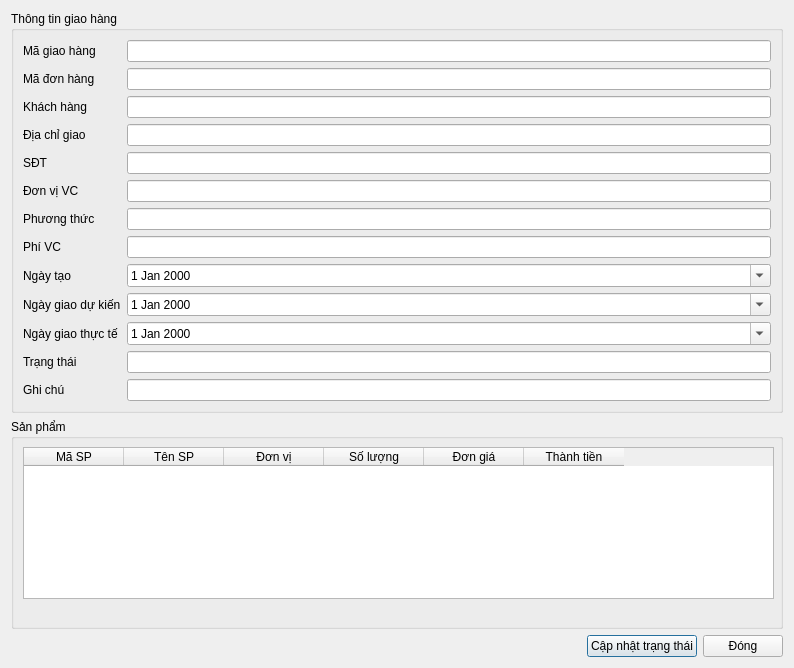
Qt form ui/shipment_detail.ui (thinh-doan/sales-and-warehouse-management-system) before a commit.
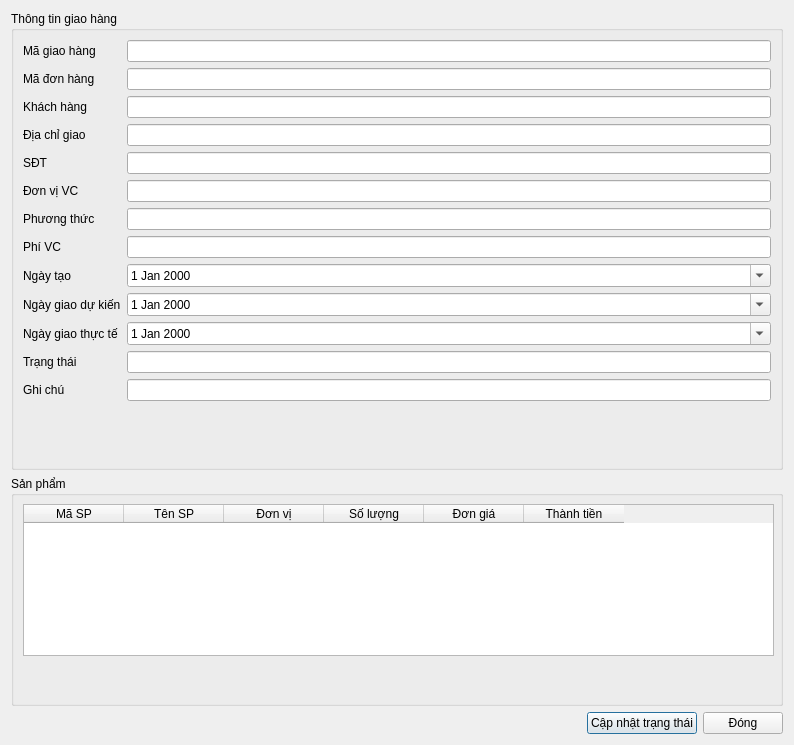
The same form after that commit. Icons and pictures are not drawn.

Patch:
```diff
--- a/ui/shipment_detail.ui
+++ b/ui/shipment_detail.ui
@@ -7,7 +7,7 @@
     <x>0</x>
     <y>0</y>
     <width>794</width>
-    <height>668</height>
+    <height>745</height>
    </rect>
   </property>
   <property name="windowTitle">
@@ -17,7 +17,7 @@
    <iconset>
     <normaloff>../resources/icons/truck-side.png</normaloff>../resources/icons/truck-side.png</iconset>
   </property>
-  <layout class="QVBoxLayout" name="verticalLayout">
+  <layout class="QVBoxLayout" name="verticalLayout" stretch="6,3,1">
    <item>
     <widget class="QGroupBox" name="grpGeneral">
      <property name="title">
```
